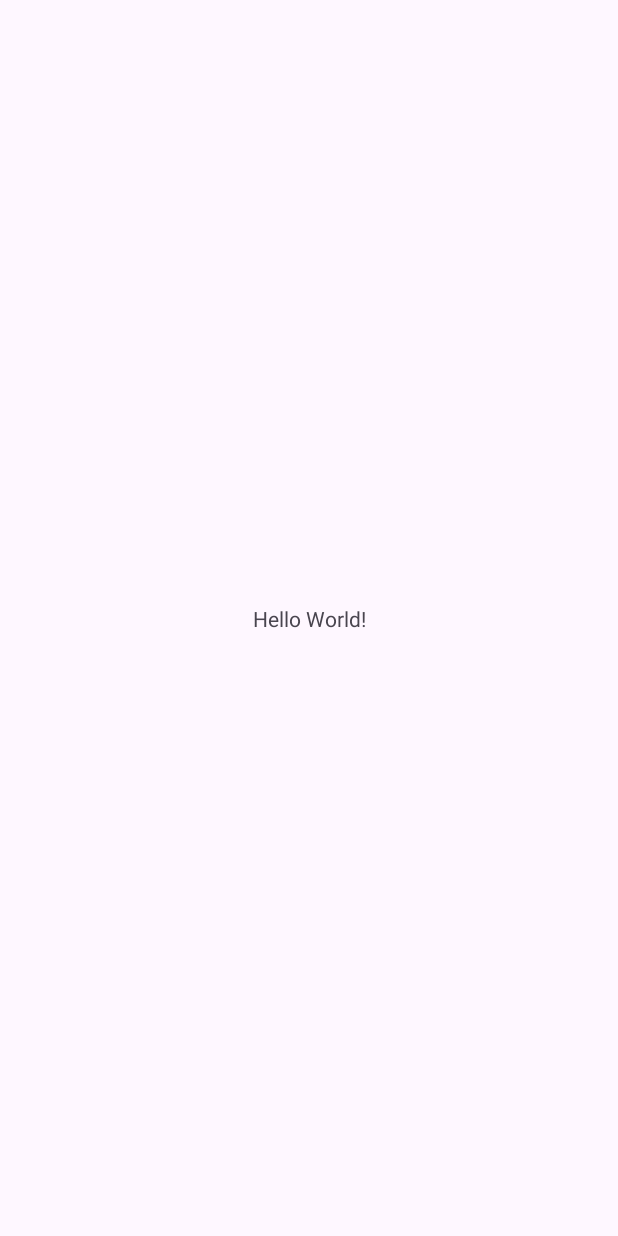
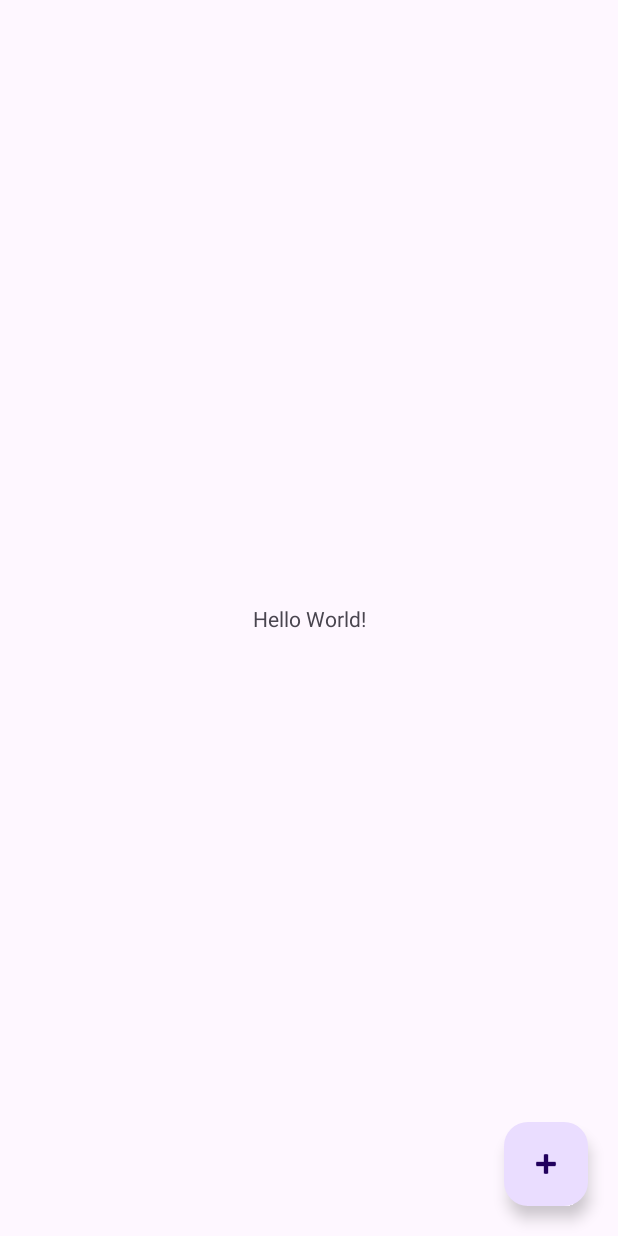
Before and after one commit to lovisgod/tokenization_sample, an Android app: the screen it shows after launch (MainActivity), on a phone screen of 412 x 824 dp. Before the commit the screen is almost empty. Run offline under Robolectric (Android 15) with nearby library versions, the phone set to English and light mode, and no system bars.

Commit message:
feature:designing closed loop wallet tokenized card that follows iso 144443-4 standard

```diff
--- a/app/src/main/java/com/lovisgod/tokenization/MainActivity.kt
+++ b/app/src/main/java/com/lovisgod/tokenization/MainActivity.kt
@@ -1,20 +1,52 @@
 package com.lovisgod.tokenization
 
+import android.os.Build
 import android.os.Bundle
 import androidx.activity.enableEdgeToEdge
 import androidx.appcompat.app.AppCompatActivity
 import androidx.core.view.ViewCompat
 import androidx.core.view.WindowInsetsCompat
+import com.google.android.material.floatingactionbutton.FloatingActionButton
+import com.google.android.material.snackbar.Snackbar
 
 class MainActivity : AppCompatActivity() {
+
+    lateinit var startButton: FloatingActionButton
     override fun onCreate(savedInstanceState: Bundle?) {
         super.onCreate(savedInstanceState)
         enableEdgeToEdge()
         setContentView(R.layout.activity_main)
+        startButton = findViewById(R.id.fab)
         ViewCompat.setOnApplyWindowInsetsListener(findViewById(R.id.main)) { v, insets ->
             val systemBars = insets.getInsets(WindowInsetsCompat.Type.systemBars())
             v.setPadding(systemBars.left, systemBars.top, systemBars.right, systemBars.bottom)
             insets
         }
+
+        handleViewClicks()
+    }
+
+    private fun handleViewClicks() {
+        startButton.setOnClickListener {
+            Snackbar.make(it, "Please  tap your device on a device", Snackbar.LENGTH_LONG)
+                    .setAction("Action", null)
+                    .setAnchorView(R.id.fab).show()
+
+                startCardHceService()
+        }
+    }
+
+    private fun startCardHceService() {
+        LovisgodHceService.isHceEnabled = true
+    }
+
+    private fun stopCardHceService () {
+        LovisgodHceService.isHceEnabled = false
+
+    }
+
+    override fun onStop() {
+        super.onStop()
+        stopCardHceService()
     }
 }
--- a/app/src/main/res/layout/activity_main.xml
+++ b/app/src/main/res/layout/activity_main.xml
@@ -1,5 +1,6 @@
 <?xml version="1.0" encoding="utf-8"?>
-<androidx.constraintlayout.widget.ConstraintLayout xmlns:android="http://schemas.android.com/apk/res/android"
+<androidx.constraintlayout.widget.ConstraintLayout
+    xmlns:android="http://schemas.android.com/apk/res/android"
     xmlns:app="http://schemas.android.com/apk/res-auto"
     xmlns:tools="http://schemas.android.com/tools"
     android:id="@+id/main"
@@ -16,4 +17,15 @@
         app:layout_constraintStart_toStartOf="parent"
         app:layout_constraintTop_toTopOf="parent" />
 
+    <com.google.android.material.floatingactionbutton.FloatingActionButton
+        android:id="@+id/fab"
+        android:layout_width="wrap_content"
+        android:layout_height="wrap_content"
+        android:layout_gravity="bottom|end"
+        app:layout_constraintBottom_toBottomOf="parent"
+        app:layout_constraintRight_toRightOf="parent"
+        android:layout_marginEnd="20dp"
+        android:layout_marginBottom="20dp"
+        app:srcCompat="@android:drawable/ic_input_add" />
+
 </androidx.constraintlayout.widget.ConstraintLayout>
--- a/app/src/main/res/xml/apduservice.xml
+++ b/app/src/main/res/xml/apduservice.xml
@@ -18,6 +18,9 @@
 
         <!-- select PPSE 2PAY.SYS.DDF01 -->
         <aid-filter android:name="325041592E5359532E4444463031"/>
+
+        <!-- Payble AID  private RID: D2760001 PAYB 50 41 59 42 -->
+        <aid-filter android:name="D276000150415942"/>
         <!-- Verve AID -->
         <aid-filter android:name="A0000003710001" /> <!-- Verve -->
     </aid-group>
```
Also changed, not shown: app/src/main/java/com/lovisgod/tokenization/Handlers/PaybleCard.kt (added, +44 -0 lines), app/src/main/java/com/lovisgod/tokenization/HceHelper.kt (+27 -3 lines), app/src/main/java/com/lovisgod/tokenization/Helpers/domain/CardType.kt (added, +7 -0 lines), app/src/main/java/com/lovisgod/tokenization/LovisgodHceService.kt (+9 -0 lines).
